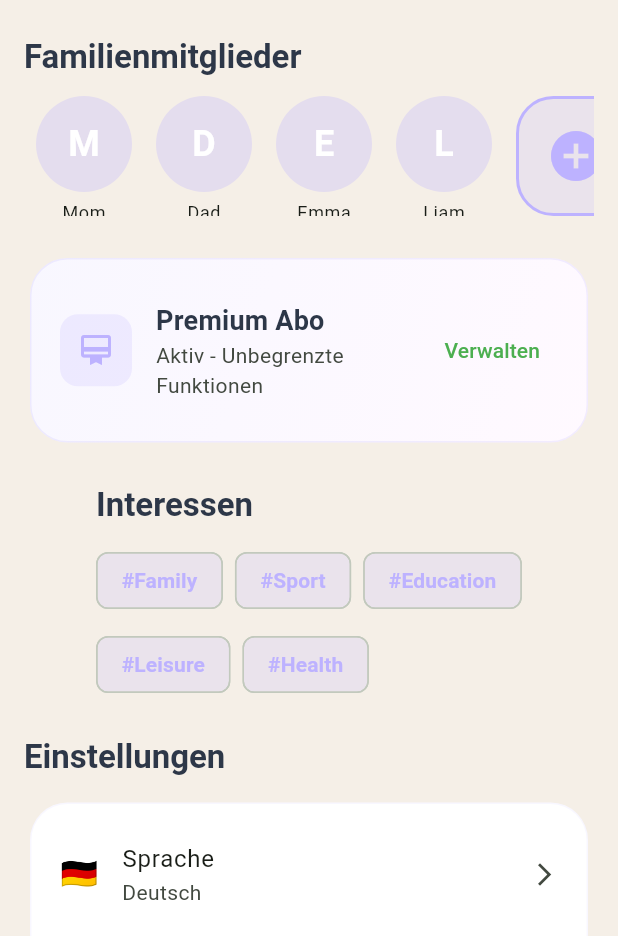
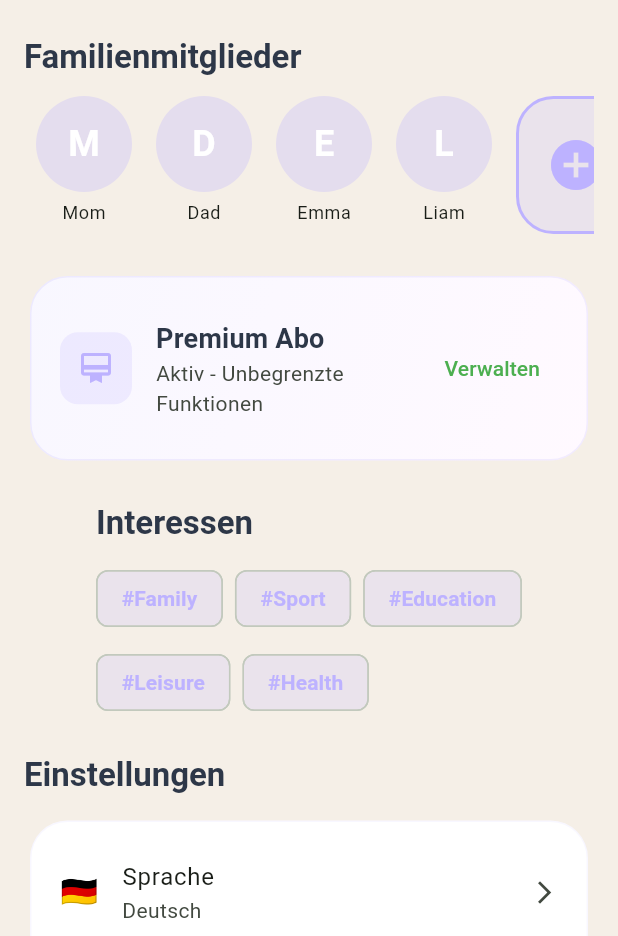
Before and after one commit to fatihbucak56-beep/Parentpeak, a Flutter app: the FamilyProfileScreen screen opened directly, on a phone screen of 412 x 824 dp, the part 300-1236 px from its top. Run offline on Flutter 3.47's test engine with Material 3 defaults, Android fonts, the phone set to English and light mode, and no system bars; our stand-ins replace flutter_dotenv, flutter_local_notifications, flutter_secure_storage, google_generative_ai, shared_preferences, timezone; accounts and stored records are empty.

Commit message:
Fix family profile layout overflow and bottom sheet Material

```diff
--- a/lib/ui/family_profile_screen.dart
+++ b/lib/ui/family_profile_screen.dart
@@ -78,11 +78,9 @@ class _FamilyProfileScreenState extends State<FamilyProfileScreen> {
       shape: const RoundedRectangleBorder(
         borderRadius: BorderRadius.vertical(top: Radius.circular(25)),
       ),
-      builder: (context) => Container(
-        decoration: BoxDecoration(
-          color: Theme.of(context).scaffoldBackgroundColor,
-          borderRadius: const BorderRadius.vertical(top: Radius.circular(25)),
-        ),
+      builder: (context) => Material(
+        color: Theme.of(context).scaffoldBackgroundColor,
+        borderRadius: const BorderRadius.vertical(top: Radius.circular(25)),
         child: Column(
           mainAxisSize: MainAxisSize.min,
           children: [
@@ -262,7 +260,7 @@ class _FamilyProfileScreenState extends State<FamilyProfileScreen> {
           ),
           const SizedBox(height: 12),
           SizedBox(
-            height: 80,
+            height: 92,
             child: ListView.builder(
               scrollDirection: Axis.horizontal,
               itemCount: _familyMembers.length + 1,
@@ -309,6 +307,8 @@ class _FamilyProfileScreenState extends State<FamilyProfileScreen> {
                       Text(
                         _familyMembers[index],
                         style: Theme.of(context).textTheme.bodySmall,
+                        maxLines: 1,
+                        overflow: TextOverflow.ellipsis,
                       ),
                     ],
                   ),
```
